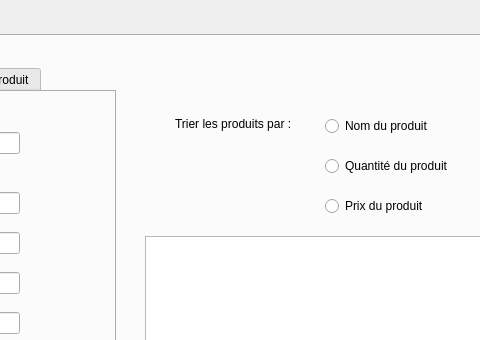
This is produit_ingredient/produit_ingredient.ui in ramy25bh3/Pastry_Plus as Qt 5 draws it before an edit; both pictures show x 327 to 807 and y 0 to 340 of the 1185 by 611 pixel window. The edited form follows.
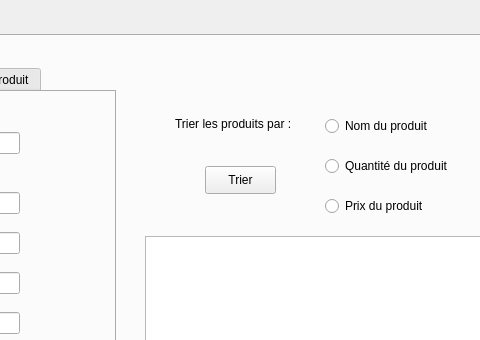
This is the edited form. The open tabs and pages were chosen to show the change.

```diff
--- a/produit_ingredient/produit_ingredient.ui
+++ b/produit_ingredient/produit_ingredient.ui
@@ -569,6 +569,32 @@
        <string>Chercher</string>
       </property>
      </widget>
+     <widget class="QPushButton" name="trier_produit">
+      <property name="geometry">
+       <rect>
+        <x>520</x>
+        <y>130</y>
+        <width>71</width>
+        <height>28</height>
+       </rect>
+      </property>
+      <property name="text">
+       <string>Trier</string>
+      </property>
+     </widget>
+     <widget class="QLabel" name="logo_P">
+      <property name="geometry">
+       <rect>
+        <x>1040</x>
+        <y>10</y>
+        <width>101</width>
+        <height>51</height>
+       </rect>
+      </property>
+      <property name="text">
+       <string/>
+      </property>
+     </widget>
     </widget>
     <widget class="QWidget" name="tab_2">
      <attribute name="title">
```
Left out of the diff: 28 changed lines with no effect on the pictures.
